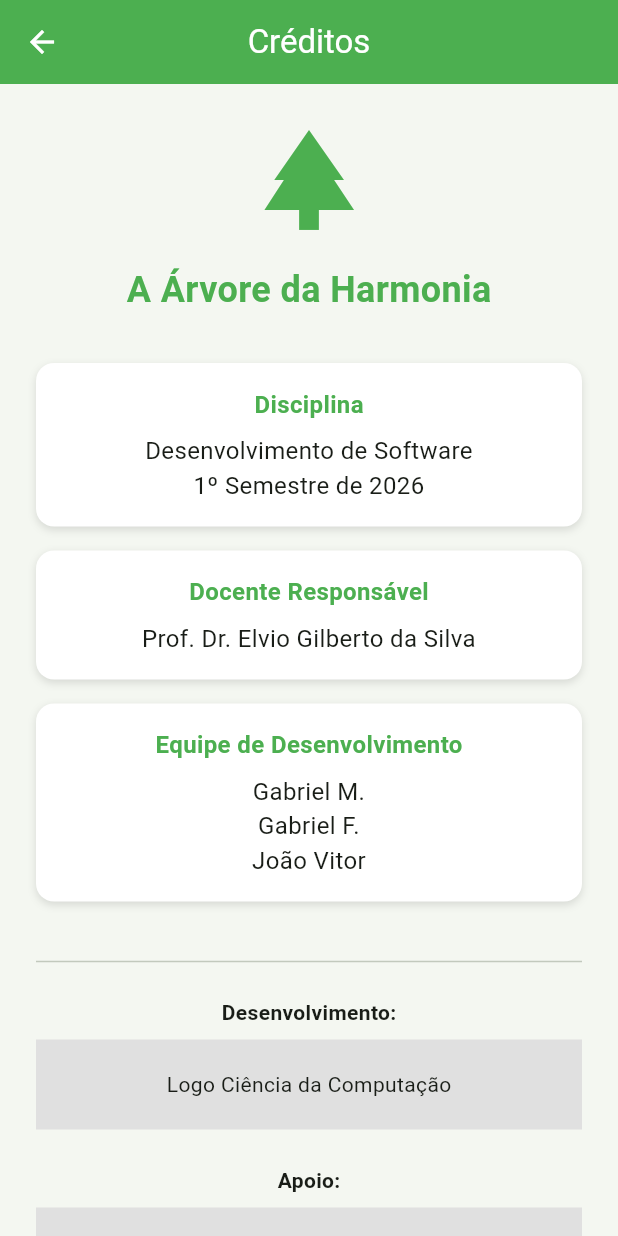
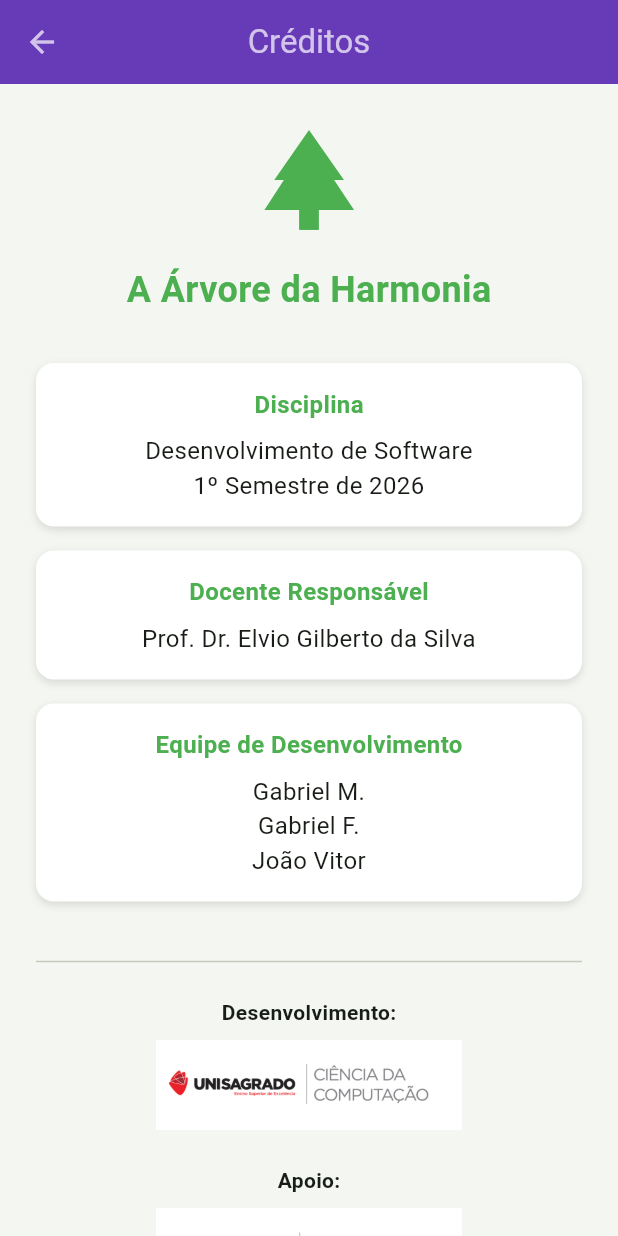
Before and after one commit to smartielo/arvore_da_harmonia, a Flutter app: the CreditosPage screen opened directly, on a phone screen of 412 x 824 dp. Run offline on Flutter 3.47's test engine with Material 3 defaults, Android fonts, the phone set to English and light mode, and no system bars.

Commit message:
feat: adicionado logos obrigatórias e melhorias na page creditos_page.dart

```diff
--- a/lib/creditos_page.dart
+++ b/lib/creditos_page.dart
@@ -9,8 +9,8 @@ class CreditosPage extends StatelessWidget {
       backgroundColor: const Color(0xFFF4F7F1),
       appBar: AppBar(
         title: const Text('Créditos'),
-        backgroundColor: Colors.green,
-        foregroundColor: Colors.white,
+        backgroundColor: Colors.deepPurple,
+        foregroundColor: Colors.white70,
         centerTitle: true,
       ),
       body: SingleChildScrollView(
@@ -50,24 +50,20 @@ class CreditosPage extends StatelessWidget {
             const Text('Desenvolvimento:', style: TextStyle(fontWeight: FontWeight.bold)),
             const SizedBox(height: 8),
             // FRONTEND: Adicionar a imagem do logo da Ciência da Computação nos assets depois
-            Container(
+            Image.asset(
+              'assets/images/logo_cc.jpg', // Confirme se o nome do arquivo está igual
               height: 60,
-              width: double.infinity,
-              color: Colors.grey[300],
-              alignment: Alignment.center,
-              child: const Text('Logo Ciência da Computação'),
+              fit: BoxFit.contain, // Isso garante que a imagem não fique esticada
             ),
 
             const SizedBox(height: 24),
             const Text('Apoio:', style: TextStyle(fontWeight: FontWeight.bold)),
             const SizedBox(height: 8),
             // FRONTEND: Adicionar a imagem do logo da Coordenadoria de Extensão nos assets depois
-            Container(
+            Image.asset(
+              'assets/images/logo_extensao.jpg', // Confirme se o nome do arquivo está igual
               height: 60,
-              width: double.infinity,
-              color: Colors.grey[300],
-              alignment: Alignment.center,
-              child: const Text('Logo Coordenadoria de Extensão'),
+              fit: BoxFit.contain, // Isso garante que a imagem não fique esticada
             ),
           ],
         ),
--- a/pubspec.yaml
+++ b/pubspec.yaml
@@ -65,6 +65,8 @@ flutter:
     - assets/images/tarde.png
     - assets/images/entardecer.png
     - assets/images/noite.png
+    - assets/images/logo_cc.jpg
+    - assets/images/logo_extensao.jpg
   # An image asset can refer to one or more resolution-specific "variants", see
   # https://flutter.dev/to/resolution-aware-images
 
```
Also changed, not shown: assets/images/logo_cc.jpg (added), assets/images/logo_extensao.jpg (added).
